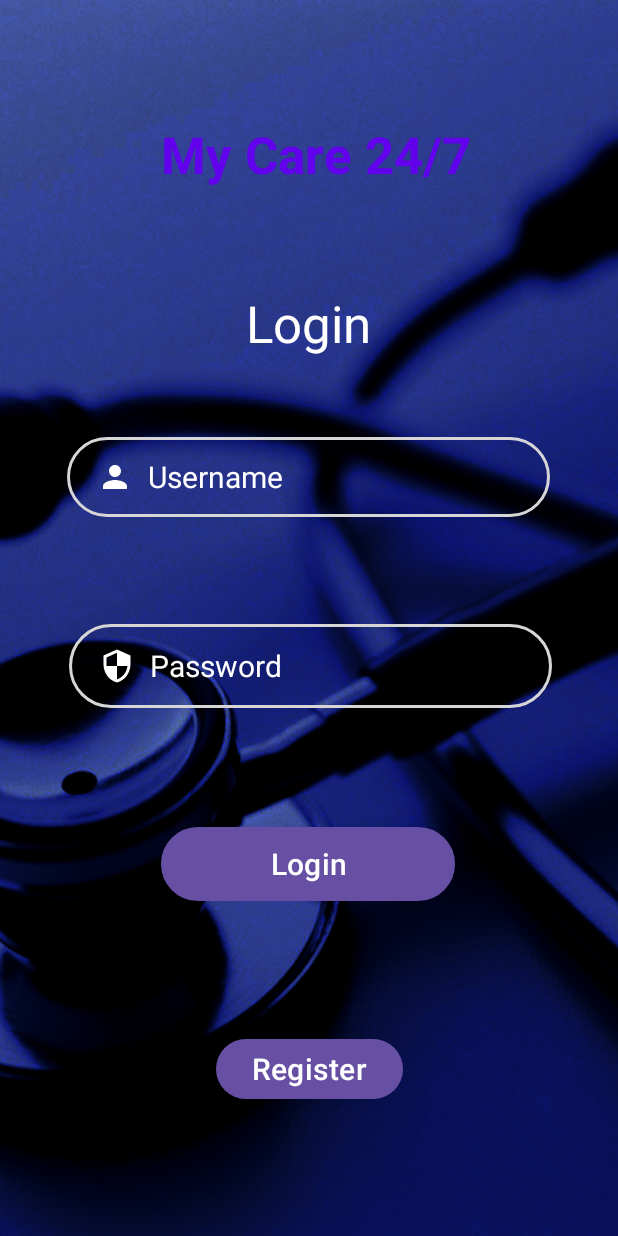
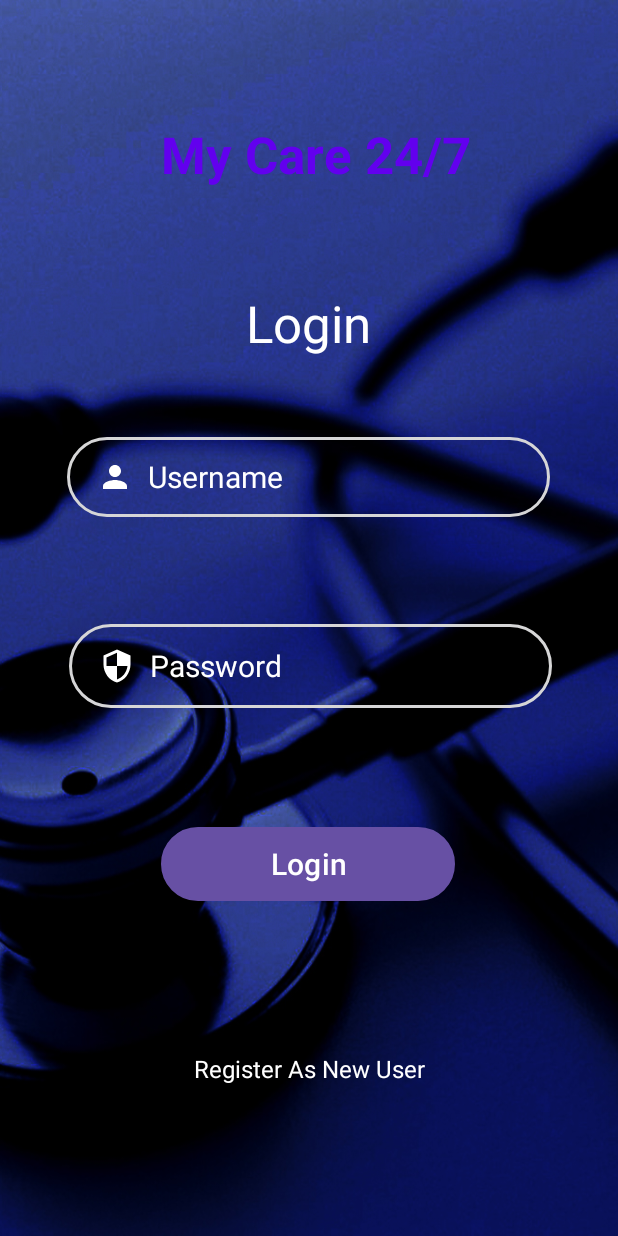
Before and after one commit to tadiwanashe-EH12/MyCare, an Android app: the screen it shows after launch (LogInActivity), on a phone screen of 412 x 824 dp. Run offline under Robolectric (Android 15) with nearby library versions, the phone set to English and light mode, and no system bars.

Commit message:
Added log in screen functionality

```diff
--- a/app/src/main/AndroidManifest.xml
+++ b/app/src/main/AndroidManifest.xml
@@ -12,7 +12,9 @@
         android:supportsRtl="true"
         android:theme="@style/Theme.MyCareApp"
         tools:targetApi="31">
-
+        <activity
+            android:name=".RegisterActivity"
+            android:exported="false" />
         <activity
             android:name=".LogInActivity"
             android:exported="true">
--- a/app/src/main/java/com/tadiwanashemaruza/mycareapp/LogInActivity.java
+++ b/app/src/main/java/com/tadiwanashemaruza/mycareapp/LogInActivity.java
@@ -1,5 +1,6 @@
 package com.tadiwanashemaruza.mycareapp;
 
+import android.content.Intent;
 import android.os.Bundle;
 import android.view.View;
 import android.widget.Button;
@@ -17,6 +18,7 @@ public class LogInActivity extends AppCompatActivity {
 
     EditText edUsername, edPassword;
     Button btn;
+TextView tv;
     protected void onCreate(Bundle savedInstanceState) {
         super.onCreate(savedInstanceState);
         EdgeToEdge.enable(this);
@@ -29,14 +31,24 @@ public class LogInActivity extends AppCompatActivity {
         edUsername= findViewById(R.id.editTextLoginUsername);
         edPassword= findViewById(R.id.editTextLoginPassword);
         btn= findViewById(R.id.buttonLogin);
-        btn= findViewById(R.id.buttonRegister);
+        tv= findViewById(R.id.textViewRegister);
 
         btn.setOnClickListener(new View.OnClickListener() {
             @Override
             public void onClick(View v) {
                 String username = edUsername.getText().toString();
                 String password = edPassword.getText().toString();
-                Toast.makeText(getApplicationContext(),"Login Success",Toast.LENGTH_SHORT).show();
+                if(username.isEmpty() || password.isEmpty()){
+                    Toast.makeText(getApplicationContext(),"Please fill in all details",Toast.LENGTH_SHORT).show();
+                } else {
+                    Toast.makeText(getApplicationContext(),"Login Success",Toast.LENGTH_SHORT).show();
+                }
+            }
+        });
+        tv.setOnClickListener(new View.OnClickListener() {
+            @Override
+            public void onClick(View v) {
+startActivity(new Intent(LogInActivity.this.RegisterActivity.class));
             }
         });
     }
--- a/app/src/main/res/layout/activity_log_in.xml
+++ b/app/src/main/res/layout/activity_log_in.xml
@@ -88,17 +88,6 @@
         app:layout_constraintTop_toBottomOf="@+id/editTextLoginPassword"
         app:layout_constraintVertical_bias="0.263" />
 
-    <Button
-        android:id="@+id/buttonRegister"
-        android:layout_width="wrap_content"
-        android:layout_height="wrap_content"
-        android:text="@string/register"
-        android:textSize="20sp"
-        app:layout_constraintBottom_toBottomOf="parent"
-        app:layout_constraintEnd_toEndOf="parent"
-        app:layout_constraintStart_toStartOf="parent"
-        app:layout_constraintTop_toBottomOf="@+id/buttonLogin" />
-
     <TextView
         android:id="@+id/textViewMyCare"
         android:layout_width="wrap_content"
@@ -114,4 +103,17 @@
         app:layout_constraintStart_toStartOf="parent"
         app:layout_constraintTop_toTopOf="parent"
         app:layout_constraintVertical_bias="0.103" />
+
+    <TextView
+        android:id="@+id/textViewRegister"
+        android:layout_width="wrap_content"
+        android:layout_height="wrap_content"
+        android:text="@string/register_as_new_user"
+        android:textAlignment="center"
+        android:textColor="@color/white"
+        android:textSize="16sp"
+        app:layout_constraintBottom_toBottomOf="parent"
+        app:layout_constraintEnd_toEndOf="parent"
+        app:layout_constraintStart_toStartOf="parent"
+        app:layout_constraintTop_toBottomOf="@+id/buttonLogin" />
 </androidx.constraintlayout.widget.ConstraintLayout>
--- a/app/src/main/res/values/strings.xml
+++ b/app/src/main/res/values/strings.xml
@@ -6,4 +6,5 @@
     <string name="username">Username</string>
     <string name="password">Password</string>
     <string name="login_button">Login</string>
+    <string name="register_as_new_user">Register As New User</string>
 </resources>
```
